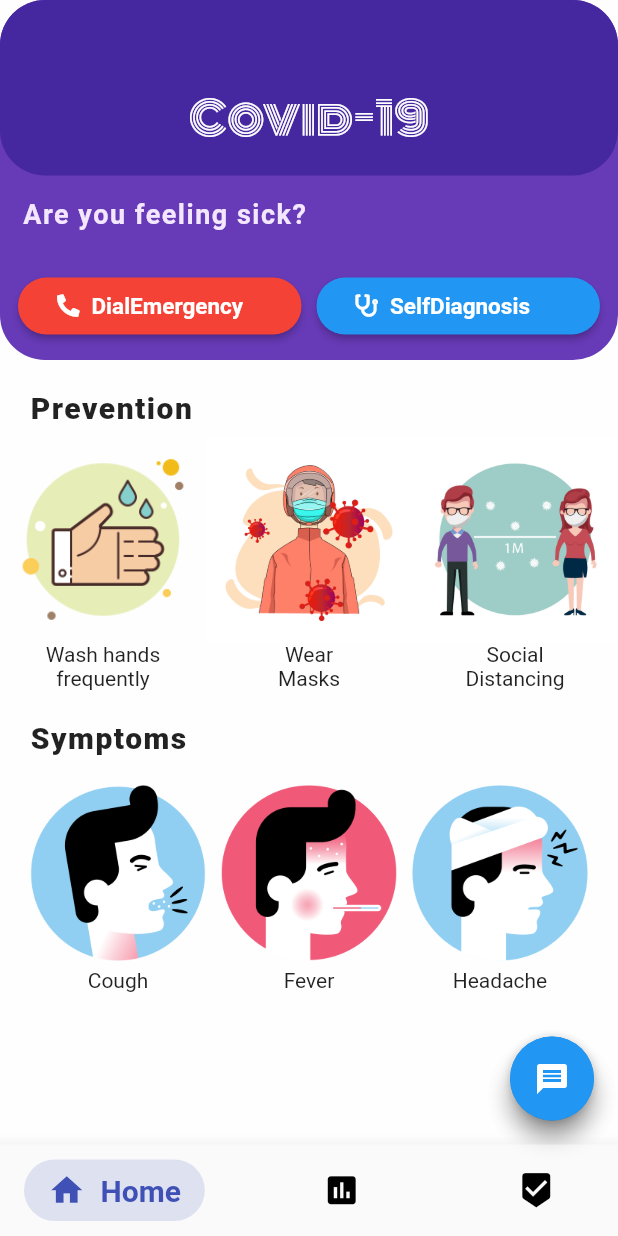
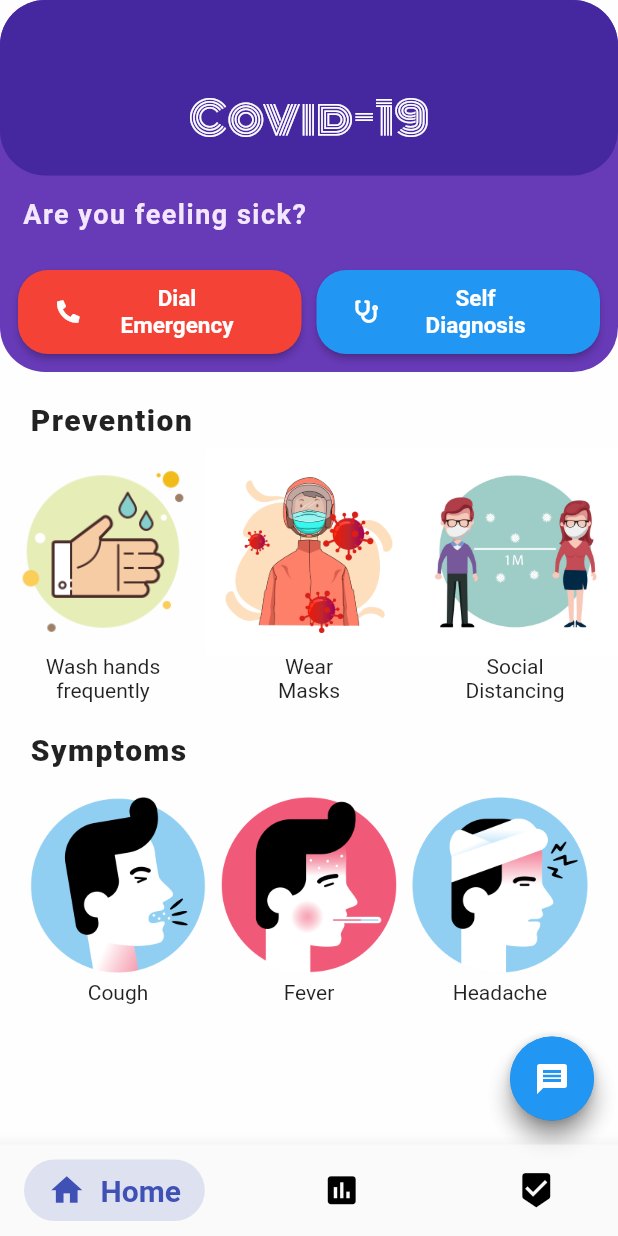
Before and after one commit to s-suryakiran/COVID-Fight, a Flutter app: the screen it shows after launch, on a phone screen of 412 x 824 dp. Run offline on Flutter 3.47's test engine with Material 2 defaults, Android fonts, the phone set to English and light mode, and no system bars; our stand-ins replace after_layout, firebase_messaging, flutter_svg, font_awesome_flutter, webview_flutter; missing offline and left inert: grouped_buttons, watson_assistant_v2; accounts and stored records are empty; Roboto replaces fonts that are missing (Comfortaa).

Commit message:
Merge branch 'master' of https://github.com/s-suryakiran/Covid-Flutter

```diff
--- a/lib/home.dart
+++ b/lib/home.dart
@@ -100,23 +100,15 @@ class Home extends StatelessWidget {
                                       width: 8,
                                     ),
                                     Expanded(
-                                      child: Wrap(
-                                        crossAxisAlignment:
-                                            WrapCrossAlignment.center,
-                                        children: <Widget>[
-                                          Text(
-                                            "Dial",
-                                            style: kTitleTextstyle.copyWith(
-                                                color: Colors.white),
-                                          ),
-                                          Text(
-                                            "Emergency",
-                                            style: kTitleTextstyle.copyWith(
-                                                color: Colors.white),
-                                          ),
-                                        ],
+                                      child: Text(
+
+                                        "Dial\nEmergency",
+                                        textAlign: TextAlign.center,
+                                        style: kTitleTextstyle.copyWith(
+                                            color: Colors.white),
                                       ),
                                     ),
+
                                   ],
                                 ),
                               ),
@@ -167,23 +159,14 @@ class Home extends StatelessWidget {
                                       width: 8,
                                     ),
                                     Expanded(
-                                      child: Wrap(
-                                        crossAxisAlignment:
-                                            WrapCrossAlignment.center,
-                                        children: <Widget>[
-                                          Text(
-                                            "Self",
-                                            style: kTitleTextstyle.copyWith(
-                                                color: Colors.white),
-                                          ),
-                                          Text(
-                                            "Diagnosis",
-                                            style: kTitleTextstyle.copyWith(
-                                                color: Colors.white),
-                                          ),
-                                        ],
+                                      child: Text(
+                                        "Self\nDiagnosis",
+                                        textAlign: TextAlign.center,
+                                        style: kTitleTextstyle.copyWith(
+                                            color: Colors.white),
                                       ),
                                     ),
+
                                   ],
                                 ),
                               ),
```
